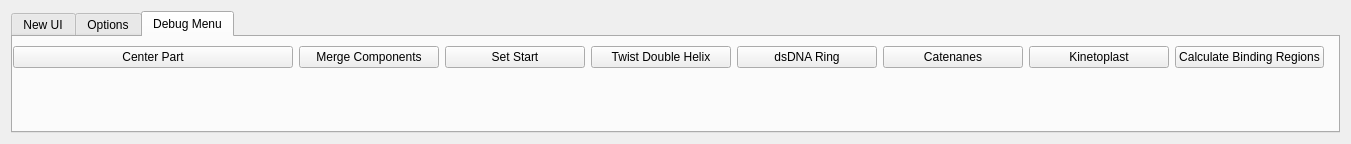
Old version of the form AdenitaCoreSE/form/SEAdenitaCoreSEAppGUI.ui in the repository edellano/Adenita-SAMSON-Edition.
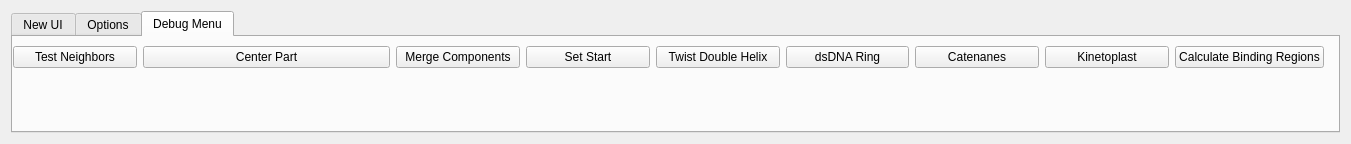
New version of the form.

Commit message: Added class to create a neighbor list for nucleotides

```diff
--- a/AdenitaCoreSE/form/SEAdenitaCoreSEAppGUI.ui
+++ b/AdenitaCoreSE/form/SEAdenitaCoreSEAppGUI.ui
@@ -467,62 +467,69 @@
           </rect>
          </property>
          <layout class="QGridLayout" name="gridLayout_3">
-          <item row="0" column="4">
-           <widget class="QPushButton" name="btnTwistDoubleHelix">
-            <property name="text">
-             <string>Twist Double Helix</string>
-            </property>
-           </widget>
-          </item>
-          <item row="0" column="3">
-           <widget class="QPushButton" name="btnSetStart">
-            <property name="text">
-             <string>Set Start</string>
-            </property>
-           </widget>
-          </item>
-          <item row="0" column="7">
+          <item row="0" column="8">
            <widget class="QPushButton" name="btnKinetoplast">
             <property name="text">
              <string>Kinetoplast</string>
             </property>
            </widget>
           </item>
-          <item row="0" column="5">
+          <item row="0" column="6">
            <widget class="QPushButton" name="btnDSRing">
             <property name="text">
              <string>dsDNA Ring</string>
             </property>
            </widget>
           </item>
-          <item row="0" column="6">
+          <item row="0" column="5">
+           <widget class="QPushButton" name="btnTwistDoubleHelix">
+            <property name="text">
+             <string>Twist Double Helix</string>
+            </property>
+           </widget>
+          </item>
+          <item row="0" column="7">
            <widget class="QPushButton" name="btnCatenanes">
             <property name="text">
              <string>Catenanes</string>
             </property>
            </widget>
           </item>
-          <item row="0" column="0" colspan="2">
+          <item row="0" column="4">
+           <widget class="QPushButton" name="btnSetStart">
+            <property name="text">
+             <string>Set Start</string>
+            </property>
+           </widget>
+          </item>
+          <item row="0" column="1" colspan="2">
            <widget class="QPushButton" name="btnCenterPart">
             <property name="text">
              <string>Center Part</string>
             </property>
            </widget>
           </item>
-          <item row="0" column="8">
+          <item row="0" column="9">
            <widget class="QPushButton" name="btnCalculateBindingRegions">
             <property name="text">
              <string>Calculate Binding Regions</string>
             </property>
            </widget>
           </item>
-          <item row="0" column="2">
+          <item row="0" column="3">
            <widget class="QPushButton" name="btnMergeComponents">
             <property name="text">
              <string>Merge Components</string>
             </property>
            </widget>
           </item>
+          <item row="0" column="0">
+           <widget class="QPushButton" name="btnTestNeighbors">
+            <property name="text">
+             <string>Test Neighbors</string>
+            </property>
+           </widget>
+          </item>
          </layout>
         </widget>
        </widget>
```
Left out of the diff: 17 changed lines with no effect on the pictures. The commit also changes 6 other files.
